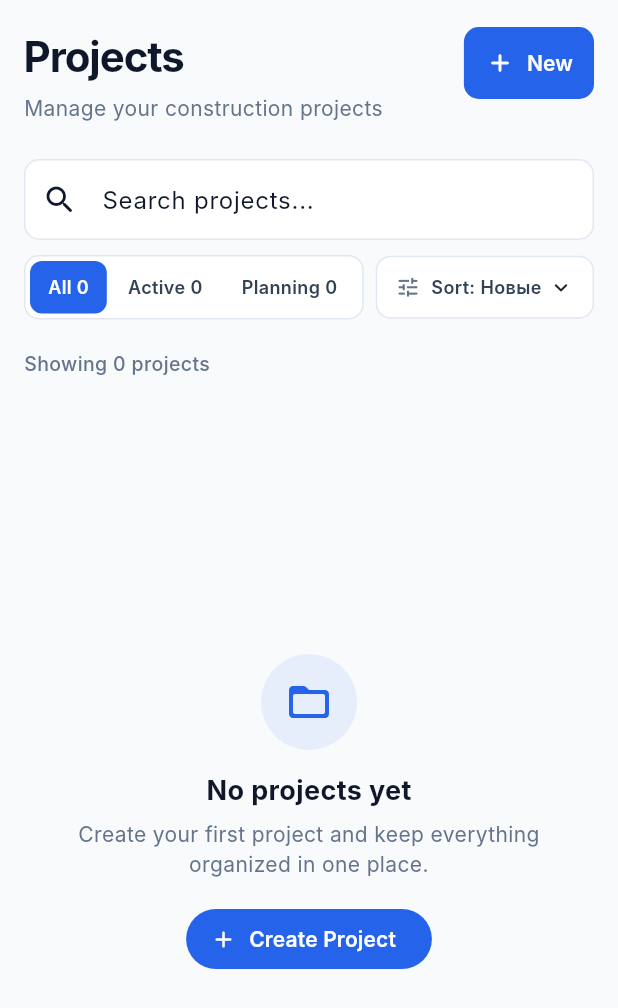
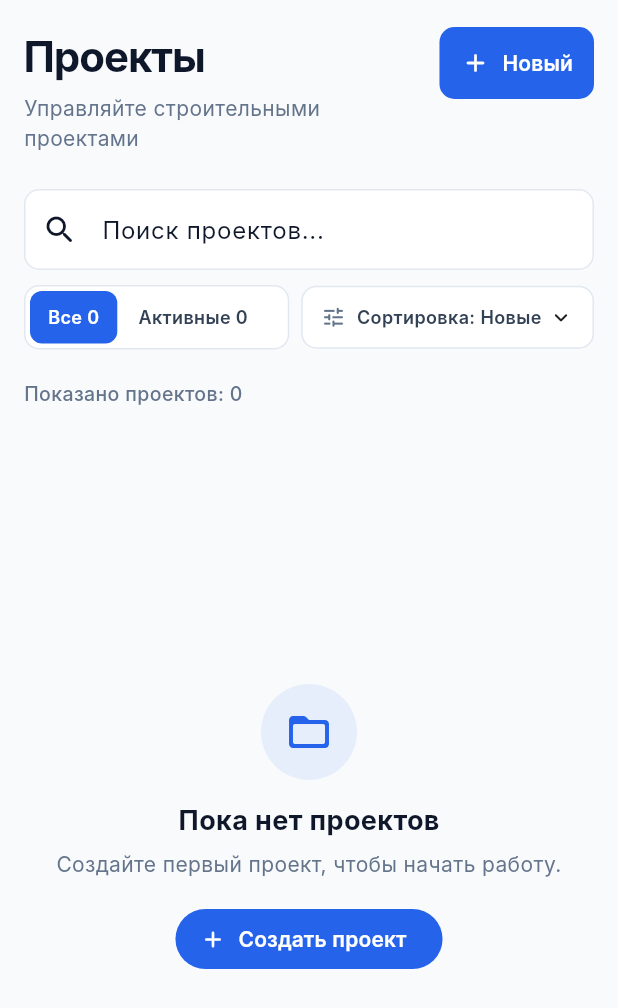
Before and after one commit to vertexdigitalweb100-commits/brivora, a Flutter app: the ProjectsScreen screen opened directly, on a phone screen of 412 x 824 dp. Shown: the top 1008 px of the screen. Run offline on Flutter 3.47's test engine with Material 3 defaults, Android fonts, the phone set to English and light mode, and no system bars; our stand-ins replace cached_network_image, cloud_firestore, firebase_auth, firebase_core, firebase_storage, image_picker and 3 more; accounts and stored records are empty; Roboto replaces fonts that are missing (Inter).

Commit message:
fixing errors2

```diff
--- a/lib/features/projects/presentation/screens/projects_screen.dart
+++ b/lib/features/projects/presentation/screens/projects_screen.dart
@@ -8,7 +8,19 @@ import '../../domain/models/project.dart';
 import '../../../../core/routes/app_routes.dart';
 
 class ProjectsScreen extends StatefulWidget {
-  const ProjectsScreen({super.key});
+  /// Если true — после открытия экрана автоматически
+  /// показывается окно создания проекта.
+  final bool autoOpenCreateDialog;
+
+  /// Вызывается после того, как автоматическое открытие
+  /// было обработано.
+  final VoidCallback? onAutoOpenHandled;
+
+  const ProjectsScreen({
+    super.key,
+    this.autoOpenCreateDialog = false,
+    this.onAutoOpenHandled,
+  });
 
   @override
   State<ProjectsScreen> createState() => _ProjectsScreenState();
@@ -18,7 +30,9 @@ enum _ProjectSort { newest, oldest, progress, nameAsc, nameDesc }
 
 class _ProjectsScreenState extends State<ProjectsScreen> {
   ProjectStatus? _selectedFilter;
+
   _ProjectSort _sort = _ProjectSort.newest;
+
   String _searchQuery = '';
 
   @override
@@ -27,7 +41,16 @@ class _ProjectsScreenState extends State<ProjectsScreen> {
 
     WidgetsBinding.instance.addPostFrameCallback((_) {
       if (!mounted) return;
-      context.read<ProjectsProvider>().listenToProjects();
+
+      final provider = context.read<ProjectsProvider>();
+
+      provider.listenToProjects();
+
+      if (widget.autoOpenCreateDialog) {
+        _openCreateProjectDialog();
+
+        widget.onAutoOpenHandled?.call();
+      }
     });
   }
 
@@ -37,10 +60,15 @@ class _ProjectsScreenState extends State<ProjectsScreen> {
     super.dispose();
   }
 
+  // ============================================================
+  // СОЗДАНИЕ ПРОЕКТА
+  // ============================================================
+
   void _openCreateProjectDialog() {
     showDialog(
       context: context,
-      builder: (_) => CreateProjectDialog(
+      builder: (_) {
+        return CreateProjectDialog(
           onCreateProject: (title, description) async {
             await context.read<ProjectsProvider>().createProject(
               title,
@@ -51,11 +79,16 @@ class _ProjectsScreenState extends State<ProjectsScreen> {
 
             ScaffoldMessenger.of(
               context,
-          ).showSnackBar(SnackBar(content: Text('Проект "$title" создан')));
+            ).showSnackBar(SnackBar(content: Text('Проект «$title» создан')));
           },
-      ),
+        );
+      },
     );
   }
+
+  // ============================================================
+  // ФИЛЬТРАЦИЯ + ПОИСК + СОРТИРОВКА
+  // ============================================================
 
   List<Project> _visibleProjects(List<Project> source) {
     final query = _searchQuery.trim().toLowerCase();
@@ -76,12 +109,16 @@ class _ProjectsScreenState extends State<ProjectsScreen> {
       switch (_sort) {
         case _ProjectSort.newest:
           return b.createdAt.compareTo(a.createdAt);
+
         case _ProjectSort.oldest:
           return a.createdAt.compareTo(b.createdAt);
+
         case _ProjectSort.progress:
           return b.progress.compareTo(a.progress);
+
         case _ProjectSort.nameAsc:
           return a.title.toLowerCase().compareTo(b.title.toLowerCase());
+
         case _ProjectSort.nameDesc:
           return b.title.toLowerCase().compareTo(a.title.toLowerCase());
       }
@@ -94,16 +131,24 @@ class _ProjectsScreenState extends State<ProjectsScreen> {
     switch (sort) {
       case _ProjectSort.newest:
         return 'Новые';
+
       case _ProjectSort.oldest:
         return 'Старые';
+
       case _ProjectSort.progress:
         return 'Прогресс';
+
       case _ProjectSort.nameAsc:
         return 'Название А–Я';
+
       case _ProjectSort.nameDesc:
         return 'Название Я–А';
     }
   }
+
+  // ============================================================
+  // BUILD
+  // ============================================================
 
   @override
   Widget build(BuildContext context) {
@@ -117,11 +162,19 @@ class _ProjectsScreenState extends State<ProjectsScreen> {
       body: SafeArea(
         child: Consumer<ProjectsProvider>(
           builder: (context, provider, _) {
+            // --------------------------------------------------
+            // ЗАГРУЗКА
+            // --------------------------------------------------
+
             if (provider.isLoading && provider.projects.isEmpty) {
               return const Center(
                 child: CircularProgressIndicator(color: primary),
               );
             }
+
+            // --------------------------------------------------
+            // ОШИБКА
+            // --------------------------------------------------
 
             if (provider.error != null && provider.projects.isEmpty) {
               return Center(
@@ -135,13 +188,17 @@ class _ProjectsScreenState extends State<ProjectsScreen> {
                         size: 48,
                         color: Color(0xFFEF4444),
                       ),
+
                       const SizedBox(height: 16),
+
                       Text(
                         provider.error!,
                         style: const TextStyle(color: Color(0xFFEF4444)),
                         textAlign: TextAlign.center,
                       ),
+
                       const SizedBox(height: 16),
+
                       FilledButton(
                         onPressed: provider.listenToProjects,
                         child: const Text('Повторить'),
@@ -152,16 +209,25 @@ class _ProjectsScreenState extends State<ProjectsScreen> {
               );
             }
 
+            // --------------------------------------------------
+            // ДАННЫЕ
+            // --------------------------------------------------
+
             final counts = provider.getProjectCountByStatus();
+
             final projects = _visibleProjects(provider.projects);
 
             return LayoutBuilder(
               builder: (context, constraints) {
                 final isMobile = constraints.maxWidth < 700;
+
                 final horizontalPadding = isMobile ? 16.0 : 28.0;
 
                 return CustomScrollView(
                   slivers: [
+                    // ==================================================
+                    // ЗАГОЛОВОК
+                    // ==================================================
                     SliverPadding(
                       padding: EdgeInsets.fromLTRB(
                         horizontalPadding,
@@ -178,7 +244,7 @@ class _ProjectsScreenState extends State<ProjectsScreen> {
                                 crossAxisAlignment: CrossAxisAlignment.start,
                                 children: [
                                   Text(
-                                    'Projects',
+                                    'Проекты',
                                     style: TextStyle(
                                       fontSize: isMobile ? 28 : 32,
                                       fontWeight: FontWeight.w700,
@@ -186,9 +252,11 @@ class _ProjectsScreenState extends State<ProjectsScreen> {
                                       letterSpacing: -0.7,
                                     ),
                                   ),
+
                                   const SizedBox(height: 4),
+
                                   const Text(
-                                    'Manage your construction projects',
+                                    'Управляйте строительными проектами',
                                     style: TextStyle(
                                       fontSize: 14,
                                       color: textSecondary,
@@ -197,11 +265,13 @@ class _ProjectsScreenState extends State<ProjectsScreen> {
                                 ],
                               ),
                             ),
+
                             const SizedBox(width: 12),
+
                             FilledButton.icon(
                               onPressed: _openCreateProjectDialog,
                               icon: const Icon(Icons.add_rounded, size: 20),
-                              label: Text(isMobile ? 'New' : 'New Project'),
+                              label: Text(isMobile ? 'Новый' : 'Новый проект'),
                               style: FilledButton.styleFrom(
                                 backgroundColor: primary,
                                 foregroundColor: Colors.white,
@@ -218,6 +288,10 @@ class _ProjectsScreenState extends State<ProjectsScreen> {
                         ),
                       ),
                     ),
+
+                    // ==================================================
+                    // ПОИСК + ФИЛЬТРЫ
+                    // ==================================================
                     SliverPadding(
                       padding: EdgeInsets.fromLTRB(
                         horizontalPadding,
@@ -230,11 +304,15 @@ class _ProjectsScreenState extends State<ProjectsScreen> {
                             ? Column(
                                 children: [
                                   _buildSearchField(),
+
                                   const SizedBox(height: 10),
+
                                   Row(
                                     children: [
                                       Expanded(child: _buildFilterBar(counts)),
+
                                       const SizedBox(width: 8),
+
                                       _buildSortButton(),
                                     ],
                                   ),
@@ -243,14 +321,22 @@ class _ProjectsScreenState extends State<ProjectsScreen> {
                             : Row(
                                 children: [
                                   Expanded(child: _buildSearchField()),
+
                                   const SizedBox(width: 16),
+
                                   _buildFilterBar(counts),
+
                                   const SizedBox(width: 10),
+
                                   _buildSortButton(),
                                 ],
                               ),
                       ),
                     ),
+
+                    // ==================================================
+                    // КОЛИЧЕСТВО ПРОЕКТОВ
+                    // ==================================================
                     SliverPadding(
                       padding: EdgeInsets.fromLTRB(
                         horizontalPadding,
@@ -262,14 +348,16 @@ class _ProjectsScreenState extends State<ProjectsScreen> {
                         child: Row(
                           children: [
                             Text(
-                              'Showing ${projects.length} projects',
+                              'Показано проектов: ${projects.length}',
                               style: const TextStyle(
                                 color: textSecondary,
                                 fontSize: 13,
                                 fontWeight: FontWeight.w500,
                               ),
                             ),
+
                             const Spacer(),
+
                             if (_searchQuery.isNotEmpty ||
                                 _selectedFilter != null)
                               TextButton(
@@ -285,6 +373,10 @@ class _ProjectsScreenState extends State<ProjectsScreen> {
                         ),
                       ),
                     ),
+
+                    // ==================================================
+                    // ПУСТОЕ СОСТОЯНИЕ
+                    // ==================================================
                     if (projects.isEmpty)
                       SliverFillRemaining(
                         hasScrollBody: false,
@@ -306,26 +398,40 @@ class _ProjectsScreenState extends State<ProjectsScreen> {
                                     size: 32,
                                   ),
                                 ),
+
                                 const SizedBox(height: 14),
-                                const Text(
-                                  'No projects yet',
-                                  style: TextStyle(
+
+                                Text(
+                                  _searchQuery.isNotEmpty ||
+                                          _selectedFilter != null
+                                      ? 'Ничего не найдено'
+                                      : 'Пока нет проектов',
+                                  style: const TextStyle(
                                     fontSize: 18,
                                     fontWeight: FontWeight.w700,
                                     color: textPrimary,
                                   ),
                                 ),
+
                                 const SizedBox(height: 6),
-                                const Text(
-                                  'Create your first project and keep everything organized in one place.',
+
+                                Text(
+                                  _searchQuery.isNotEmpty ||
+                                          _selectedFilter != null
+                                      ? 'Попробуйте изменить параметры поиска или фильтра.'
+                                      : 'Создайте первый проект, чтобы начать работу.',
                                   textAlign: TextAlign.center,
-                                  style: TextStyle(color: textSecondary),
+                                  style: const TextStyle(color: textSecondary),
                                 ),
+
                                 const SizedBox(height: 16),
+
+                                if (_searchQuery.isEmpty &&
+                                    _selectedFilter == null)
                                   FilledButton.icon(
                                     onPressed: _openCreateProjectDialog,
                                     icon: const Icon(Icons.add_rounded),
-                                  label: const Text('Create Project'),
+                                    label: const Text('Создать проект'),
                                     style: FilledButton.styleFrom(
                                       backgroundColor: primary,
                                     ),
@@ -335,6 +441,9 @@ class _ProjectsScreenState extends State<ProjectsScreen> {
                           ),
                         ),
                       )
+                    // ==================================================
+                    // СПИСОК ПРОЕКТОВ
+                    // ==================================================
                     else
                       SliverPadding(
                         padding: EdgeInsets.fromLTRB(
@@ -352,6 +461,8 @@ class _ProjectsScreenState extends State<ProjectsScreen> {
 
                             return ProjectCard(
                               project: project,
+
+                              // Открытие деталей
                               onTap: () {
                                 Navigator.pushNamed(
                                   context,
@@ -359,11 +470,15 @@ class _ProjectsScreenState extends State<ProjectsScreen> {
                                   arguments: project,
                                 );
                               },
+
+                              // Удаление
                               onDelete: () async {
                                 await context
                                     .read<ProjectsProvider>()
                                     .deleteProject(project.id);
                               },
+
+                              // Изменение статуса
                               onStatusChange: (status) async {
                                 await context
                                     .read<ProjectsProvider>()
@@ -390,11 +505,19 @@ class _ProjectsScreenState extends State<ProjectsScreen> {
     );
   }
 
+  // ============================================================
+  // ПОИСК
+  // ============================================================
+
   Widget _buildSearchField() {
     return TextField(
-      onChanged: (value) => setState(() => _searchQuery = value),
+      onChanged: (value) {
+        setState(() {
+          _searchQuery = value;
+        });
+      },
       decoration: InputDecoration(
-        hintText: 'Search projects...',
+        hintText: 'Поиск проектов...',
         prefixIcon: const Icon(Icons.search_rounded),
         filled: true,
         fillColor: Colors.white,
@@ -415,25 +538,29 @@ class _ProjectsScreenState extends State<ProjectsScreen> {
     );
   }
 
+  // ============================================================
+  // ФИЛЬТРЫ
+  // ============================================================
+
   Widget _buildFilterBar(Map<ProjectStatus, int> counts) {
     final items = <({String label, int count, ProjectStatus? status})>[
       (
-        label: 'All',
+        label: 'Все',
         count: counts.values.fold(0, (a, b) => a + b),
         status: null,
       ),
       (
-        label: 'Active',
+        label: 'Активные',
         count: counts[ProjectStatus.active] ?? 0,
         status: ProjectStatus.active,
       ),
       (
-        label: 'Planning',
+        label: 'Планирование',
         count: counts[ProjectStatus.planning] ?? 0,
         status: ProjectStatus.planning,
       ),
       (
-        label: 'Completed',
+        label: 'Завершённые',
         count: counts[ProjectStatus.completed] ?? 0,
         status: ProjectStatus.completed,
       ),
@@ -457,7 +584,9 @@ class _ProjectsScreenState extends State<ProjectsScreen> {
               child: InkWell(
                 borderRadius: BorderRadius.circular(8),
                 onTap: () {
-                  setState(() => _selectedFilter = item.status);
+                  setState(() {
+                    _selectedFilter = item.status;
+                  });
                 },
                 child: Container(
                   padding: const EdgeInsets.symmetric(
@@ -487,13 +616,23 @@ class _ProjectsScreenState extends State<ProjectsScreen> {
     );
   }
 
+  // ============================================================
+  // СОРТИРОВКА
+  // ============================================================
+
   Widget _buildSortButton() {
     return PopupMenuButton<_ProjectSort>(
       initialValue: _sort,
-      onSelected: (value) => setState(() => _sort = value),
-      itemBuilder: (context) => _ProjectSort.values
-          .map(
-            (value) => PopupMenuItem(
+
+      onSelected: (value) {
+        setState(() {
+          _sort = value;
+        });
+      },
+
+      itemBuilder: (context) {
+        return _ProjectSort.values.map((value) {
+          return PopupMenuItem(
             value: value,
             child: Row(
               children: [
@@ -505,9 +644,10 @@ class _ProjectsScreenState extends State<ProjectsScreen> {
                 Text(_sortLabel(value)),
               ],
             ),
-            ),
-          )
-          .toList(),
+          );
+        }).toList();
+      },
+
       child: Container(
         padding: const EdgeInsets.symmetric(horizontal: 12, vertical: 11),
         decoration: BoxDecoration(
@@ -519,16 +659,20 @@ class _ProjectsScreenState extends State<ProjectsScreen> {
           mainAxisSize: MainAxisSize.min,
           children: [
             const Icon(Icons.tune_rounded, size: 17, color: Color(0xFF64748B)),
+
             const SizedBox(width: 7),
+
             Text(
-              'Sort: ${_sortLabel(_sort)}',
+              'Сортировка: ${_sortLabel(_sort)}',
               style: const TextStyle(
                 fontSize: 12,
                 fontWeight: FontWeight.w600,
                 color: Color(0xFF334155),
               ),
             ),
+
             const SizedBox(width: 4),
+
             const Icon(Icons.keyboard_arrow_down_rounded, size: 18),
           ],
         ),
```
Lines whose indentation alone changed are shown as unchanged.
